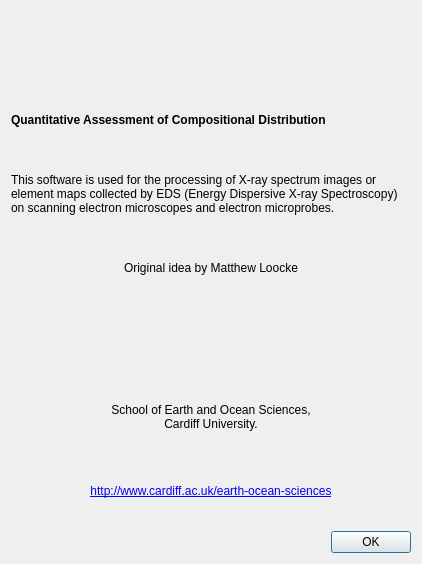
Qt form src/resources/ui_about_dialog.ui (ianthomas23/QACD-quack) before a commit.
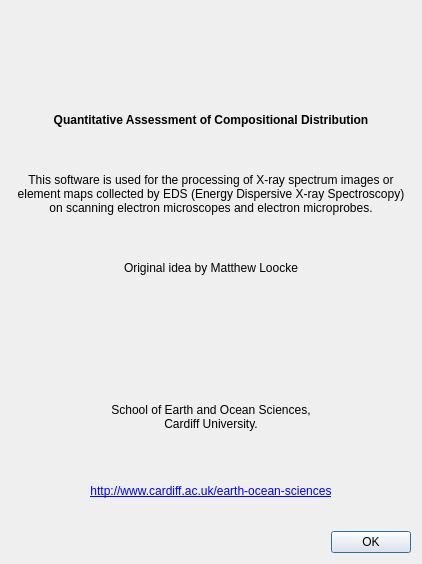
The same form after that commit. Icons and pictures are not drawn.

Commit message: Non-native menubar and text alignment

What changed in the file:
```diff
--- a/src/resources/ui_about_dialog.ui
+++ b/src/resources/ui_about_dialog.ui
@@ -38,6 +38,9 @@
      <property name="text">
       <string>Quantitative Assessment of Compositional Distribution</string>
      </property>
+     <property name="alignment">
+      <set>Qt::AlignCenter</set>
+     </property>
     </widget>
    </item>
    <item>
@@ -45,6 +48,9 @@
      <property name="text">
       <string>This software is used for the processing of X-ray spectrum images or element maps collected by EDS (Energy Dispersive X-ray Spectroscopy) on scanning electron microscopes and electron microprobes.</string>
      </property>
+     <property name="alignment">
+      <set>Qt::AlignCenter</set>
+     </property>
      <property name="wordWrap">
       <bool>true</bool>
      </property>
```
The commit also changes 3 other files.
